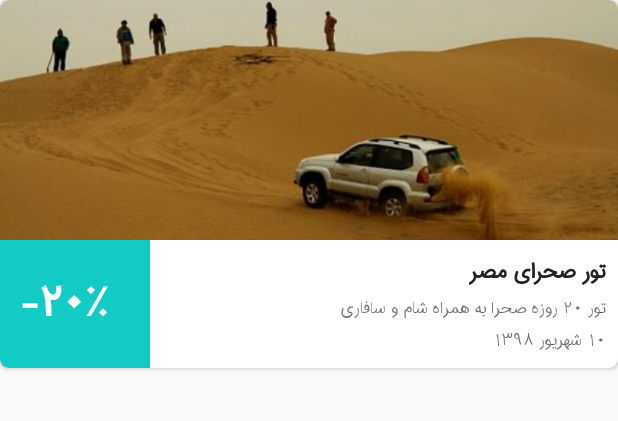
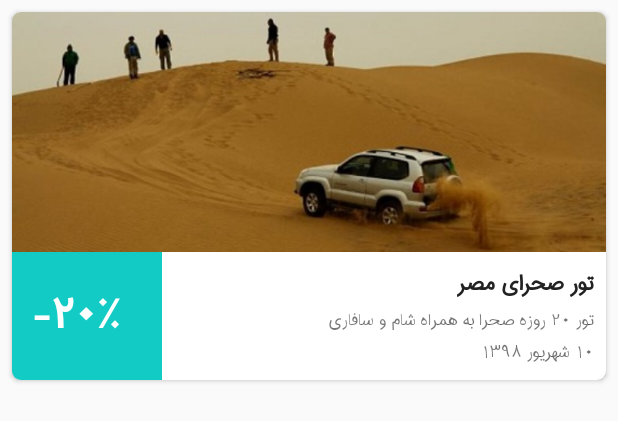
Before and after one commit to yazdipour/mebus-android, an Android app: the layout item_tour.xml on its own in the app's theme, with its tools: preview values and no code run, on a phone screen of 412 x 824 dp. Shown: the top 421 px of the screen. Run offline under Robolectric (Android 15) with nearby library versions, the phone set to English and light mode, and no system bars; plain views replace DiagonalView.

Commit message:
Fix Tour margin

```diff
--- a/app/src/main/res/layout/item_tour.xml
+++ b/app/src/main/res/layout/item_tour.xml
@@ -3,7 +3,7 @@
     xmlns:app="http://schemas.android.com/apk/res-auto"
     android:layout_width="match_parent"
     android:layout_height="wrap_content"
-    android:padding="8dp"
+    android:layout_margin="8dp"
     app:cardCornerRadius="6dp">
 
     <LinearLayout
```
